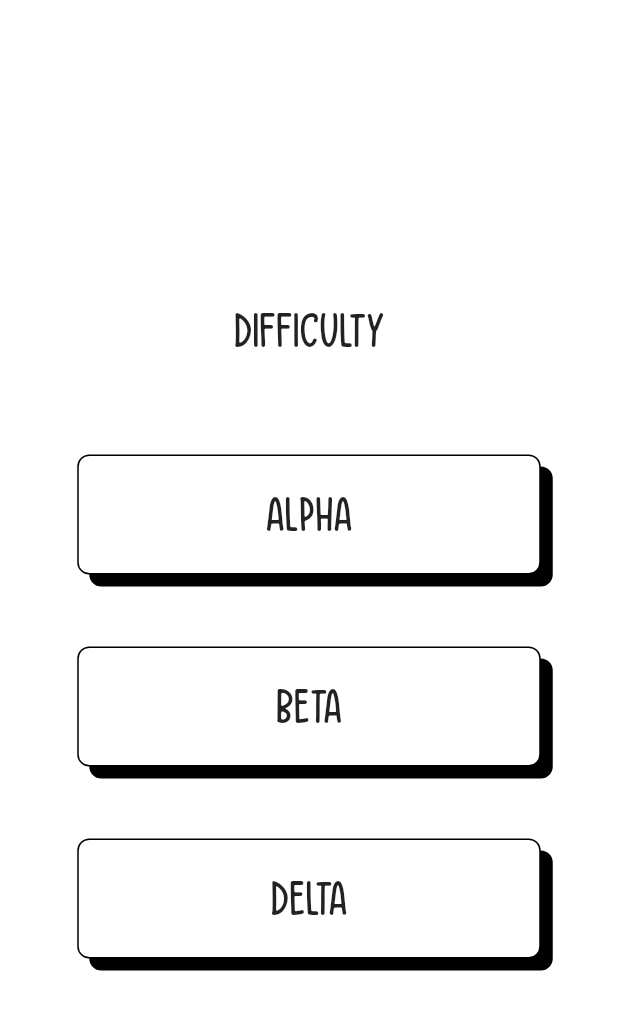
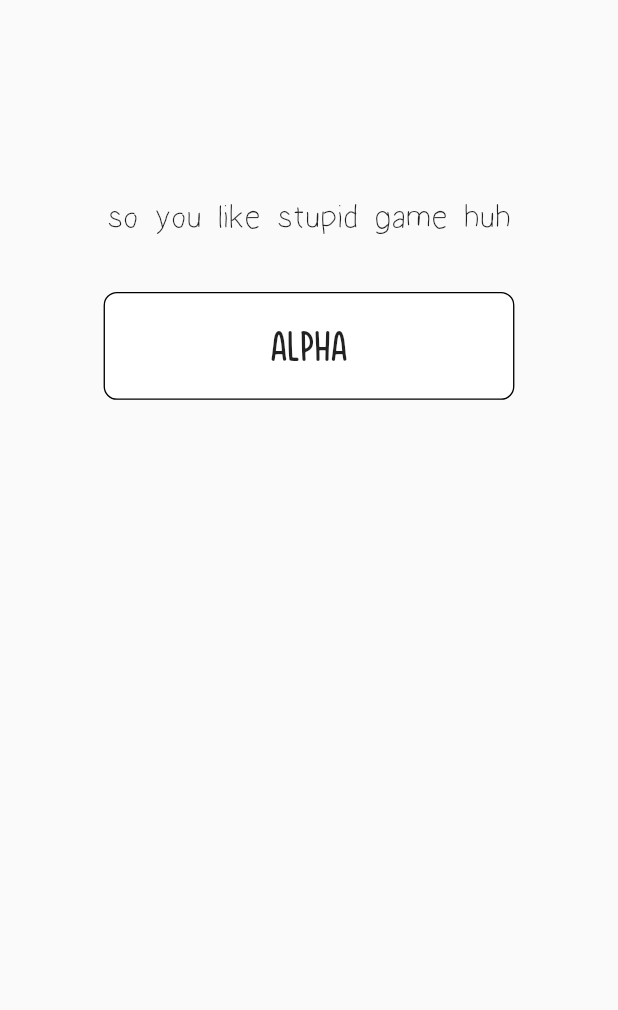
Before and after one commit to dylan-develop/leave_me_alone, a Flutter app: the DifficultiesPage screen opened by its route, on a phone screen of 412 x 824 dp. Shown: the top 1010 px of the screen. Run offline on Flutter 3.47's test engine with Material 2 defaults, Android fonts, the phone set to English and light mode, and no system bars; drawn by our look-alikes of animated_text_kit; our stand-ins replace beamer, bloc, equatable, flutter_bloc, flutter_svg.

Commit message:
Update difficulties page

```diff
--- /dev/null
+++ b/lib/components/animated_icon_button.dart
@@ -0,0 +1,53 @@
+import 'package:flutter/material.dart';
+import 'package:flutter_svg/flutter_svg.dart';
+
+class AnimatedIconButton extends StatefulWidget {
+  final String imageUrl;
+  final Function onPressed;
+  final Duration initDelay;
+
+  const AnimatedIconButton({
+    Key? key,
+    required this.imageUrl,
+    required this.onPressed,
+    this.initDelay = Duration.zero,
+  }) : super(key: key);
+
+  @override
+  State<AnimatedIconButton> createState() => _AnimatedIconButtonState();
+}
+
+class _AnimatedIconButtonState extends State<AnimatedIconButton> {
+  double _opacity = 0;
+
+  @override
+  void initState() {
+    Future.delayed(widget.initDelay, () {
+      setState(() {
+        _opacity = 1;
+      });
+    });
+    super.initState();
+  }
+
+  @override
+  Widget build(BuildContext context) {
+    return AnimatedOpacity(
+      opacity: _opacity,
+      duration: const Duration(milliseconds: 500),
+      child: MouseRegion(
+        cursor: SystemMouseCursors.click,
+        child: GestureDetector(
+          onTap: () {
+            widget.onPressed.call();
+          },
+          child: SvgPicture.asset(
+            widget.imageUrl,
+            width: 24,
+            alignment: Alignment.centerLeft,
+          ),
+        ),
+      ),
+    );
+  }
+}
--- a/lib/main.dart
+++ b/lib/main.dart
@@ -1,5 +1,4 @@
 import 'package:beamer/beamer.dart';
-import 'package:flutter/foundation.dart';
 import 'package:flutter/material.dart';
 import 'package:flutter/services.dart';
 import 'package:flutter_bloc/flutter_bloc.dart';
--- a/lib/screens/difficulties.dart
+++ b/lib/screens/difficulties.dart
@@ -1,11 +1,11 @@
-import 'dart:math';
-
 import 'package:beamer/beamer.dart';
 import 'package:flutter/material.dart';
 import 'package:flutter_bloc/flutter_bloc.dart';
 import 'package:leave_me_alone/bloc/puzzle_bloc.dart';
-import 'package:leave_me_alone/components/app_elevated_button.dart';
-import 'package:leave_me_alone/components/page_container.dart';
+import 'package:leave_me_alone/components/animated_elevated_button.dart';
+import 'package:leave_me_alone/components/animated_icon_button.dart';
+import 'package:leave_me_alone/components/animated_text_button.dart';
+import 'package:leave_me_alone/components/animated_typer_text.dart';
 import 'package:leave_me_alone/components/responsive_layout_builder.dart';
 import 'package:leave_me_alone/models/puzzle.dart';
 
@@ -17,10 +17,9 @@ class DifficultiesPage extends StatefulWidget {
 }
 
 class _DifficultiesPageState extends State<DifficultiesPage> {
-  bool _showDescription = false;
-  String _levelDescription = '';
+  String _difficultyDescription = 'so you like stupid game huh';
 
-  String getLevelDescription(PuzzleDifficulty difficulty) {
+  String getDifficultyDescription(PuzzleDifficulty difficulty) {
     switch (difficulty) {
       case PuzzleDifficulty.beta:
         return 'Oh, you think you can handle this?';
@@ -33,220 +32,172 @@ class _DifficultiesPageState extends State<DifficultiesPage> {
 
   @override
   Widget build(BuildContext context) {
-    final _screenHeight = MediaQuery.of(context).size.height;
-
-    return PageContainer(
-      child: ResponsiveLayoutBuilder(
-        mobile: Center(
+    return Scaffold(
+      body: ResponsiveLayoutBuilder(
+        mobile: Stack(
+          children: [
+            Align(
+              alignment: Alignment.topCenter,
               child: SingleChildScrollView(
-            padding: const EdgeInsets.symmetric(
-              horizontal: 32,
-            ),
+                padding: const EdgeInsets.only(top: 80),
+                child: SizedBox(
+                  width: 309,
                   child: Column(
-              mainAxisAlignment: MainAxisAlignment.spaceAround,
                     mainAxisSize: MainAxisSize.min,
-              crossAxisAlignment: CrossAxisAlignment.center,
+                    crossAxisAlignment: CrossAxisAlignment.stretch,
                     children: [
                       Container(
                         margin: const EdgeInsets.only(bottom: 16),
-                  child: const _DifficultyTitle(
+                        child: const AnimatedTyperText(
+                          text: 'DIFFICULTY',
+                          fontFamily: 'ThinkBig',
                           fontSize: 32,
+                          initDelay: Duration(milliseconds: 3250),
                         ),
                       ),
                       Container(
-                  margin: const EdgeInsets.only(bottom: 24),
-                  child: _DifficultyDescription(
-                    description: _levelDescription,
-                    visible: _showDescription,
+                        margin: const EdgeInsets.only(bottom: 32),
+                        child: AnimatedTyperText(
+                          key: ValueKey(_difficultyDescription),
+                          text: _difficultyDescription,
                           fontSize: 24,
+                          initDelay: const Duration(milliseconds: 100),
                         ),
                       ),
-                for (final difficulty in PuzzleDifficulty.values)
-                  _DifficultyButton(
-                    minWidth: 309,
-                    height: 80,
-                    title: difficulty.name,
+                      for (int i = 0; i < PuzzleDifficulty.values.length; i++)
+                          Center(
+                            child: LayoutBuilder(
+                              builder: (context, constraints) => Container(
+                                margin: const EdgeInsets.only(bottom: 48),
+                                child: AnimatedElevatedButton(
+                                  initDelay: Duration(milliseconds: 1450 + i * 600),
+                                  offset: 4.0,
+                                  width: constraints.maxWidth,
+                                  height: MediaQuery.of(context).size.height / 812 * 80,
+                                  text: PuzzleDifficulty.values[i].name.toUpperCase(),
                                   fontSize: 32,
+                                  fontFamily: 'ThinkBig',
+                                  onPressed: () {
+                                    context.read<PuzzleBloc>().add(PuzzleInitialized(
+                                      difficulty: PuzzleDifficulty.values[i],
+                                    ));
+                                    context.beamToNamed('/puzzle');
+                                  },
                                   onHover: (bool value) {
                                     setState(() {
-                        _showDescription = value;
+                                      _difficultyDescription = getDifficultyDescription(PuzzleDifficulty.values[i]);
                                     });
-                      _levelDescription = getLevelDescription(difficulty);
                                   },
-                    onTap: () {
-                      context
-                          .read<PuzzleBloc>()
-                          .add(PuzzleInitialized(difficulty: difficulty));
-                      context.beamToNamed('/puzzle');
-                    },
+                                ),
+                              ),
+                            ),
                           ),
                     ],
                   ),
                 ),
               ),
-        desktop: Padding(
-          padding: EdgeInsets.symmetric(
-            vertical: 64 * _screenHeight / 1024,
             ),
-          child: Row(
+            Container(
+              width: double.infinity,
+              padding: const EdgeInsets.all(32),
+              child: AnimatedIconButton(
+                initDelay: const Duration(milliseconds: 3750),
+                imageUrl: 'assets/icons/arrow.svg',
+                onPressed: () {
+                  context.beamToNamed('/');
+                },
+              ),
+            ),
+          ],
+        ),
+        desktop: Stack(
+          children: [
+            Row(
               children: [
                 Expanded(
-                flex: 3,
+                  flex: 4,
                   child: Container(),
                 ),
                 Expanded(
-                flex: 4,
+                  flex: 5,
                   child: SingleChildScrollView(
+                    padding: const EdgeInsets.only(top: 80),
                     child: Column(
-                    mainAxisAlignment: MainAxisAlignment.center,
                       mainAxisSize: MainAxisSize.min,
-                    crossAxisAlignment: CrossAxisAlignment.center,
+                      crossAxisAlignment: CrossAxisAlignment.stretch,
                       children: [
                         Container(
-                        margin: EdgeInsets.only(
-                          bottom: 24 * _screenHeight / 1024,
-                        ),
-                        child: _DifficultyTitle(
-                          fontSize: min(72, 72 * _screenHeight / 1024),
+                          margin: const EdgeInsets.only(bottom: 16),
+                          child: const AnimatedTyperText(
+                            text: 'DIFFICULTY',
+                            fontFamily: 'ThinkBig',
+                            fontSize: 72,
+                            initDelay: Duration(milliseconds: 3250),
                           ),
                         ),
                         Container(
-                        margin: EdgeInsets.only(
-                          bottom: 64 * _screenHeight / 1024,
-                        ),
-                        child: _DifficultyDescription(
-                          description: _levelDescription,
-                          visible: _showDescription,
-                          fontSize: min(36, 36 * _screenHeight / 1024),
+                          margin: const EdgeInsets.only(bottom: 32),
+                          child: AnimatedTyperText(
+                            key: ValueKey(_difficultyDescription),
+                            text: _difficultyDescription,
+                            fontSize: 36,
+                            initDelay: const Duration(milliseconds: 100),
                           ),
                         ),
-                      for (final difficulty in PuzzleDifficulty.values)
-                        _DifficultyButton(
-                          minWidth: 416,
-                          height: min(100, 100 * _screenHeight / 1024),
-                          title: difficulty.name,
-                          fontSize: min(48, 48 * _screenHeight / 1024),
+                        for (int i = 0; i < PuzzleDifficulty.values.length; i++)
+                          Center(
+                            child: LayoutBuilder(
+                              builder: (context, constraints) => Container(
+                                margin: const EdgeInsets.only(bottom: 48),
+                                child: AnimatedElevatedButton(
+                                  initDelay: Duration(milliseconds: 1450 + i * 600),
+                                  offset: 8.0,
+                                  width: constraints.maxWidth,
+                                  height: MediaQuery.of(context).size.height / 1024 * 104,
+                                  text: PuzzleDifficulty.values[i].name.toUpperCase(),
+                                  fontSize: 48,
+                                  fontFamily: 'ThinkBig',
+                                  onPressed: () {
+                                    context.read<PuzzleBloc>().add(PuzzleInitialized(difficulty: PuzzleDifficulty.values[i]));
+                                    context.beamToNamed('/puzzle');
+                                  },
                                   onHover: (bool value) {
                                     setState(() {
-                              _showDescription = value;
+                                      _difficultyDescription = getDifficultyDescription(PuzzleDifficulty.values[i]);
+                                      print(_difficultyDescription);
                                     });
-                            _levelDescription = getLevelDescription(difficulty);
                                   },
-                          onTap: () {
-                            context
-                                .read<PuzzleBloc>()
-                                .add(PuzzleInitialized(difficulty: difficulty));
-                            context.beamToNamed('/puzzle');
-                          },
+                                ),
+                              ),
+                            ),
                           ),
                       ],
                     ),
                   ),
                 ),
                 Expanded(
-                flex: 3,
+                  flex: 4,
                   child: Container(),
                 ),
               ],
             ),
+            Container(
+              width: double.infinity,
+              padding: const EdgeInsets.symmetric(
+                vertical: 32,
+                horizontal: 96,
+              ),
+              child: AnimatedTextButton(
+                initDelay: const Duration(milliseconds: 3750),
+                text: 'HOME',
+                onPressed: () {
+                  context.beamToNamed('/');
+                },
+              ),
+            ),
+          ],
         ),
       ),
     );
   }
 }
-
-class _DifficultyTitle extends StatelessWidget {
-  final double fontSize;
-
-  const _DifficultyTitle({
-    Key? key,
-    required this.fontSize,
-  }) : super(key: key);
-
-  @override
-  Widget build(BuildContext context) {
-    return Text(
-      'DIFFICULTY',
-      style: TextStyle(
-        fontFamily: 'ThinkBig',
-        fontSize: fontSize,
-      ),
-      textAlign: TextAlign.center,
-    );
-  }
-}
-
-class _DifficultyDescription extends StatelessWidget {
-  final String description;
-  final bool visible;
-  final double fontSize;
-
-  const _DifficultyDescription({
-    Key? key,
-    required this.description,
-    required this.visible,
-    required this.fontSize,
-  }) : super(key: key);
-
-  @override
-  Widget build(BuildContext context) {
-    return AnimatedOpacity(
-      opacity: visible ? 1 : 0,
-      duration: const Duration(milliseconds: 500),
-      child: Text(
-        description,
-        style: TextStyle(
-          fontFamily: 'HandWriting',
-          fontSize: fontSize,
-        ),
-        textAlign: TextAlign.center,
-      ),
-    );
-  }
-}
-
-class _DifficultyButton extends StatelessWidget {
-  final double minWidth;
-  final double height;
-  final String title;
-  final double fontSize;
-  final Function onTap;
-  final Function(bool value) onHover;
-
-  const _DifficultyButton({
-    Key? key,
-    required this.minWidth,
-    required this.height,
-    required this.title,
-    required this.fontSize,
-    required this.onTap,
-    required this.onHover,
-  }) : super(key: key);
-
-  @override
-  Widget build(BuildContext context) {
-    return Container(
-      margin: const EdgeInsets.only(
-        bottom: 48,
-      ),
-      child: LayoutBuilder(
-        builder: (context, constraints) {
-          return AppElevatedButton(
-            width: min(minWidth, constraints.maxWidth),
-            height: height,
-            title: title,
-            fontSize: fontSize,
-            fontFamily: 'ThinkBig',
-            offset: 8,
-            onTap: () {
-              onTap.call();
-            },
-            onHover: (bool value) {
-              onHover.call(value);
-            },
-          );
-        },
-      ),
-    );
-  }
-}
```
Also changed, not shown: lib/components/animated_elevated_button.dart (+34 -4 lines), lib/components/animated_text_button.dart (added, +58 -0 lines), lib/screens/difficulties_copy.dart (added, +252 -0 lines), lib/screens/onboard_copy.dart (renamed from lib/screens/onboard copy.dart). Lines whose indentation alone changed are shown as unchanged.
